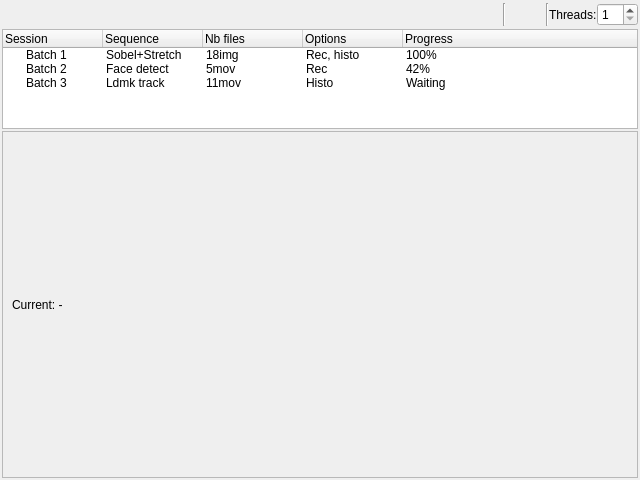
The window that workflow/ui/batchqueuewidget.ui (cseyve/piaf) describes before a commit, drawn with Qt 5.
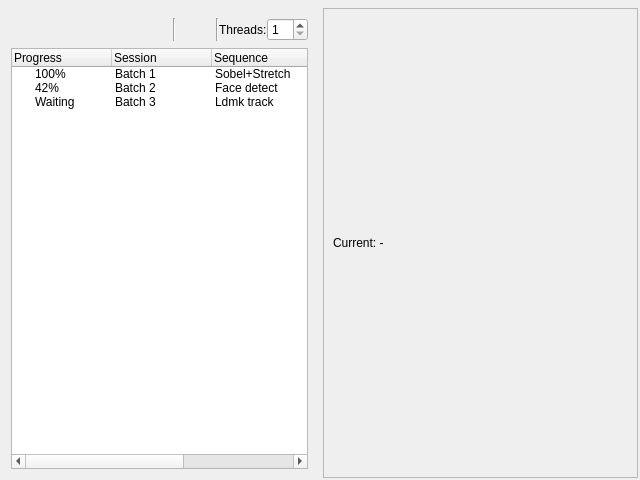
The same window after the commit. Icons and pictures are not drawn.

```diff
--- a/workflow/ui/batchqueuewidget.ui
+++ b/workflow/ui/batchqueuewidget.ui
@@ -13,14 +13,11 @@
   <property name="windowTitle">
    <string>Form</string>
   </property>
-  <layout class="QVBoxLayout" name="verticalLayout">
-   <property name="spacing">
-    <number>2</number>
-   </property>
+  <layout class="QGridLayout" name="gridLayout">
    <property name="margin">
     <number>2</number>
    </property>
-   <item>
+   <item row="0" column="1">
     <widget class="QFrame" name="batchQueueFrame">
      <layout class="QVBoxLayout" name="verticalLayout_18">
       <property name="spacing">
@@ -29,6 +26,38 @@
       <property name="margin">
        <number>0</number>
       </property>
+     </layout>
+    </widget>
+   </item>
+   <item row="1" column="1">
+    <widget class="QScrollArea" name="batchProgressScrollArea">
+     <property name="widgetResizable">
+      <bool>true</bool>
+     </property>
+     <widget class="QWidget" name="batchProgressScrollAreaContents">
+      <property name="geometry">
+       <rect>
+        <x>0</x>
+        <y>0</y>
+        <width>272</width>
+        <height>468</height>
+       </rect>
+      </property>
+      <layout class="QVBoxLayout" name="verticalLayout_2">
+       <item>
+        <widget class="QLabel" name="label">
+         <property name="text">
+          <string>Current: -</string>
+         </property>
+        </widget>
+       </item>
+      </layout>
+     </widget>
+    </widget>
+   </item>
+   <item row="1" column="0">
+    <widget class="QWidget" name="widget" native="true">
+     <layout class="QVBoxLayout" name="verticalLayout_3">
       <item>
        <widget class="QWidget" name="widget_toolbar" native="true">
         <layout class="QHBoxLayout" name="horizontalLayout_5">
@@ -169,20 +198,19 @@
       <item>
        <widget class="QTreeWidget" name="batchQueueTreeWidget">
         <property name="sizePolicy">
-         <sizepolicy hsizetype="Expanding" vsizetype="Preferred">
+         <sizepolicy hsizetype="Expanding" vsizetype="Expanding">
           <horstretch>0</horstretch>
           <verstretch>0</verstretch>
          </sizepolicy>
         </property>
-        <property name="maximumSize">
-         <size>
-          <width>16777215</width>
-          <height>100</height>
-         </size>
-        </property>
         <property name="allColumnsShowFocus">
          <bool>true</bool>
         </property>
+        <column>
+         <property name="text">
+          <string>Progress</string>
+         </property>
+        </column>
         <column>
          <property name="text">
           <string>Session</string>
@@ -203,12 +231,14 @@
           <string>Options</string>
          </property>
         </column>
-        <column>
-         <property name="text">
-          <string>Progress</string>
-         </property>
-        </column>
         <item>
+         <property name="text">
+          <string>100%</string>
+         </property>
+         <property name="icon">
+          <iconset resource="../ema.qrc">
+           <normaloff>:/icons/16x16/dialog-ok-apply.png</normaloff>:/icons/16x16/dialog-ok-apply.png</iconset>
+         </property>
          <property name="text">
           <string>Batch 1</string>
          </property>
@@ -221,15 +251,15 @@
          <property name="text">
           <string>Rec, histo</string>
          </property>
+        </item>
+        <item>
          <property name="text">
-          <string>100%</string>
+          <string>42%</string>
          </property>
          <property name="icon">
           <iconset resource="../ema.qrc">
-           <normaloff>:/icons/16x16/dialog-ok-apply.png</normaloff>:/icons/16x16/dialog-ok-apply.png</iconset>
+           <normaloff>:/icons/16x16/system-software-update.png</normaloff>:/icons/16x16/system-software-update.png</iconset>
          </property>
-        </item>
-        <item>
          <property name="text">
           <string>Batch 2</string>
          </property>
@@ -242,15 +272,15 @@
          <property name="text">
           <string>Rec</string>
          </property>
+        </item>
+        <item>
          <property name="text">
-          <string>42%</string>
+          <string>Waiting</string>
          </property>
          <property name="icon">
           <iconset resource="../ema.qrc">
-           <normaloff>:/icons/16x16/system-software-update.png</normaloff>:/icons/16x16/system-software-update.png</iconset>
+           <normaloff>:/icons/16x16/view-history.png</normaloff>:/icons/16x16/view-history.png</iconset>
          </property>
-        </item>
-        <item>
          <property name="text">
           <string>Batch 3</string>
          </property>
@@ -263,45 +293,12 @@
          <property name="text">
           <string>Histo</string>
          </property>
-         <property name="text">
-          <string>Waiting</string>
-         </property>
-         <property name="icon">
-          <iconset resource="../ema.qrc">
-           <normaloff>:/icons/16x16/view-history.png</normaloff>:/icons/16x16/view-history.png</iconset>
-         </property>
         </item>
        </widget>
       </item>
      </layout>
     </widget>
    </item>
-   <item>
-    <widget class="QScrollArea" name="batchProgressScrollArea">
-     <property name="widgetResizable">
-      <bool>true</bool>
-     </property>
-     <widget class="QWidget" name="batchProgressScrollAreaContents">
-      <property name="geometry">
-       <rect>
-        <x>0</x>
-        <y>0</y>
-        <width>634</width>
-        <height>334</height>
-       </rect>
-      </property>
-      <layout class="QVBoxLayout" name="verticalLayout_2">
-       <item>
-        <widget class="QLabel" name="label">
-         <property name="text">
-          <string>Current: -</string>
-         </property>
-        </widget>
-       </item>
-      </layout>
-     </widget>
-    </widget>
-   </item>
   </layout>
  </widget>
  <resources>
```
